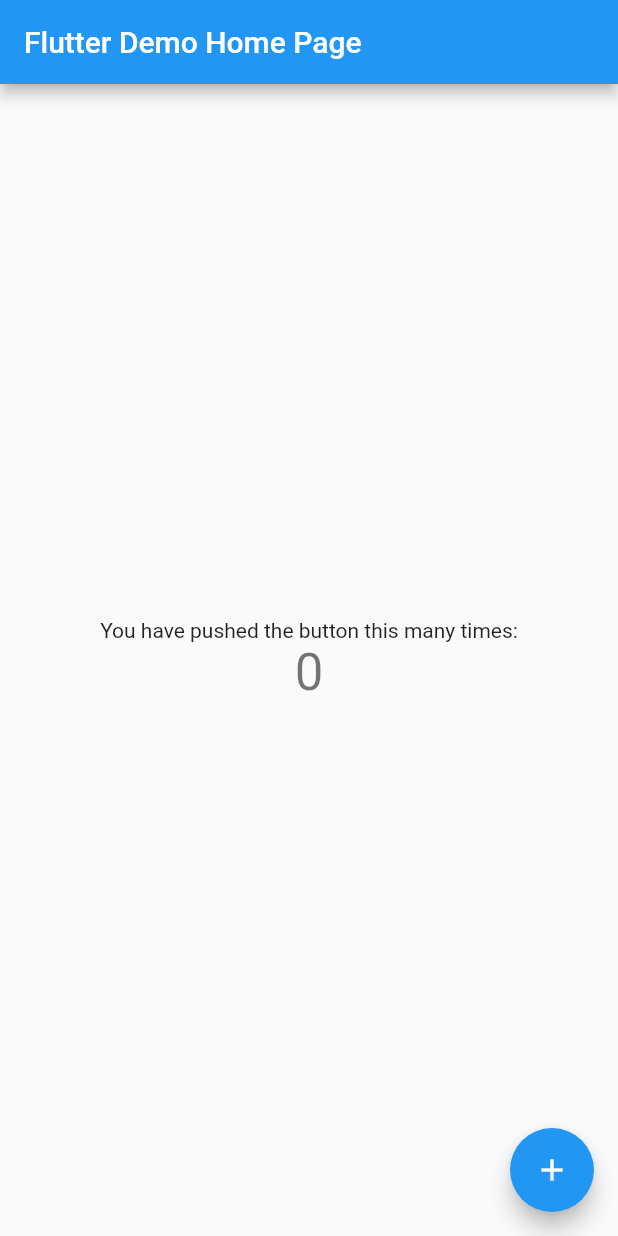
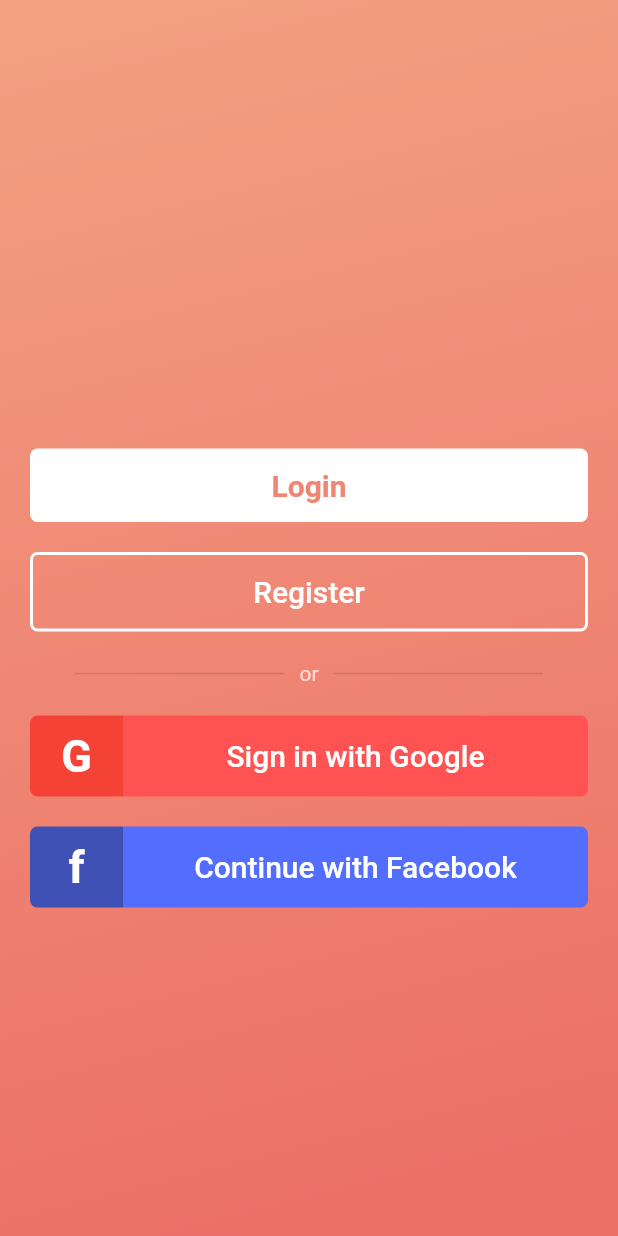
Before and after one commit to In-Touch-Hackathon/In-Touch-App, a Flutter app: the screen it shows after launch, on a phone screen of 412 x 824 dp. Run offline on Flutter 3.47's test engine with Material 2 defaults, Android fonts, the phone set to English and light mode, and no system bars.

Commit message:
Started development on welcome screen.

```diff
--- a/lib/main.dart
+++ b/lib/main.dart
@@ -1,111 +1,22 @@
 import 'package:flutter/material.dart';
+import 'package:intouch/ui/welcome.dart';
 
-void main() => runApp(MyApp());
+void main() => runApp(InTouchApp());
 
-class MyApp extends StatelessWidget {
-  // This widget is the root of your application.
+class InTouchApp extends StatefulWidget {
+  @override
+  InTouchAppState createState() {
+    return new InTouchAppState();
+  }
+}
+
+class InTouchAppState extends State<InTouchApp> {
   @override
   Widget build(BuildContext context) {
     return MaterialApp(
-      title: 'Flutter Demo',
-      theme: ThemeData(
-        // This is the theme of your application.
-        //
-        // Try running your application with "flutter run". You'll see the
-        // application has a blue toolbar. Then, without quitting the app, try
-        // changing the primarySwatch below to Colors.green and then invoke
-        // "hot reload" (press "r" in the console where you ran "flutter run",
-        // or simply save your changes to "hot reload" in a Flutter IDE).
-        // Notice that the counter didn't reset back to zero; the application
-        // is not restarted.
-        primarySwatch: Colors.blue,
-      ),
-      home: MyHomePage(title: 'Flutter Demo Home Page'),
+      title: 'In-Touch',
+      debugShowCheckedModeBanner: false,
+      home: WelcomeScreen(),
     );
   }
 }
-
-class MyHomePage extends StatefulWidget {
-  MyHomePage({Key key, this.title}) : super(key: key);
-
-  // This widget is the home page of your application. It is stateful, meaning
-  // that it has a State object (defined below) that contains fields that affect
-  // how it looks.
-
-  // This class is the configuration for the state. It holds the values (in this
-  // case the title) provided by the parent (in this case the App widget) and
-  // used by the build method of the State. Fields in a Widget subclass are
-  // always marked "final".
-
-  final String title;
-
-  @override
-  _MyHomePageState createState() => _MyHomePageState();
-}
-
-class _MyHomePageState extends State<MyHomePage> {
-  int _counter = 0;
-
-  void _incrementCounter() {
-    setState(() {
-      // This call to setState tells the Flutter framework that something has
-      // changed in this State, which causes it to rerun the build method below
-      // so that the display can reflect the updated values. If we changed
-      // _counter without calling setState(), then the build method would not be
-      // called again, and so nothing would appear to happen.
-      _counter++;
-    });
-  }
-
-  @override
-  Widget build(BuildContext context) {
-    // This method is rerun every time setState is called, for instance as done
-    // by the _incrementCounter method above.
-    //
-    // The Flutter framework has been optimized to make rerunning build methods
-    // fast, so that you can just rebuild anything that needs updating rather
-    // than having to individually change instances of widgets.
-    return Scaffold(
-      appBar: AppBar(
-        // Here we take the value from the MyHomePage object that was created by
-        // the App.build method, and use it to set our appbar title.
-        title: Text(widget.title),
-      ),
-      body: Center(
-        // Center is a layout widget. It takes a single child and positions it
-        // in the middle of the parent.
-        child: Column(
-          // Column is also a layout widget. It takes a list of children and
-          // arranges them vertically. By default, it sizes itself to fit its
-          // children horizontally, and tries to be as tall as its parent.
-          //
-          // Invoke "debug painting" (press "p" in the console, choose the
-          // "Toggle Debug Paint" action from the Flutter Inspector in Android
-          // Studio, or the "Toggle Debug Paint" command in Visual Studio Code)
-          // to see the wireframe for each widget.
-          //
-          // Column has various properties to control how it sizes itself and
-          // how it positions its children. Here we use mainAxisAlignment to
-          // center the children vertically; the main axis here is the vertical
-          // axis because Columns are vertical (the cross axis would be
-          // horizontal).
-          mainAxisAlignment: MainAxisAlignment.center,
-          children: <Widget>[
-            Text(
-              'You have pushed the button this many times:',
-            ),
-            Text(
-              '$_counter',
-              style: Theme.of(context).textTheme.display1,
-            ),
-          ],
-        ),
-      ),
-      floatingActionButton: FloatingActionButton(
-        onPressed: _incrementCounter,
-        tooltip: 'Increment',
-        child: Icon(Icons.add),
-      ), // This trailing comma makes auto-formatting nicer for build methods.
-    );
-  }
-}
--- /dev/null
+++ b/lib/ui/welcome.dart
@@ -0,0 +1,174 @@
+import 'package:flutter/material.dart';
+
+class WelcomeScreen extends StatefulWidget {
+  @override
+  WelcomeScreenState createState() => WelcomeScreenState();
+}
+
+class WelcomeScreenState extends State<WelcomeScreen> {
+  @override
+  Widget build(BuildContext context) {
+    return Scaffold(
+      body: SingleChildScrollView(
+        child: Container(
+          padding: EdgeInsets.symmetric(horizontal: 20),
+          height: MediaQuery.of(context).size.height,
+          decoration: BoxDecoration(
+              gradient: LinearGradient(
+                  begin: Alignment.topLeft,
+                  end: Alignment.bottomCenter,
+                  colors: [
+                    Color(0xfff3a183),
+                    Color(0xffec6f66),
+                  ]
+              )
+          ),
+          child: Column(
+            crossAxisAlignment: CrossAxisAlignment.center,
+            mainAxisAlignment: MainAxisAlignment.center,
+            children: <Widget>[
+              SizedBox(
+                height: 80,
+              ),
+              signInButton(),
+              signUpButton(),
+              divider(),
+              signInWith(Colors.red, Colors.redAccent, "G", "Sign in with Google"),
+              signInWith(Colors.indigo, Colors.indigoAccent, "f", "Continue with Facebook"),
+            ],
+          ),
+        ),
+      ),
+    );
+  }
+
+  Widget signInButton() {
+    return InkWell(
+      child: Container(
+        margin: EdgeInsets.symmetric(vertical: 10),
+        padding: EdgeInsets.symmetric(vertical: 13),
+        alignment: Alignment.center,
+        decoration: BoxDecoration(
+          borderRadius: BorderRadius.all(Radius.circular(5)),
+          color: Colors.white,
+        ),
+        child: Text(
+          'Login',
+          style: TextStyle(
+              fontSize: 20,
+              color: Color(0xffef8573),
+              fontWeight: FontWeight.bold
+          ),
+        ),
+      ),
+    );
+  }
+
+  Widget signUpButton() {
+    return InkWell(
+      child: Container(
+        padding: EdgeInsets.symmetric(vertical: 13),
+        margin: EdgeInsets.symmetric(vertical: 10),
+        alignment: Alignment.center,
+        decoration: BoxDecoration(
+          borderRadius: BorderRadius.all(Radius.circular(5)),
+          border: Border.all(color: Colors.white, width: 2),
+        ),
+        child: Text(
+          'Register',
+          style: TextStyle(
+              fontSize: 20, color: Colors.white,
+              fontWeight: FontWeight.w500
+          ),
+        ),
+      ),
+    );
+  }
+
+  Widget divider() {
+    return Container(
+      margin: EdgeInsets.symmetric(vertical: 10),
+      child: Row(
+        children: <Widget>[
+          SizedBox(
+            width: 20,
+          ),
+          Expanded(
+            child: Padding(
+              padding: EdgeInsets.symmetric(horizontal: 10),
+              child: Divider(
+                thickness: 1,
+              ),
+            ),
+          ),
+          Text('or',
+              style: TextStyle(
+                  color: Colors.white70,
+              )
+          ),
+          Expanded(
+            child: Padding(
+              padding: EdgeInsets.symmetric(horizontal: 10),
+              child: Divider(
+                thickness: 1,
+              ),
+            ),
+          ),
+          SizedBox(
+            width: 20,
+          ),
+        ],
+      ),
+    );
+  }
+
+  Widget signInWith(Color logo, Color accent, String logoChar, String text) {
+    return InkWell(
+      child: Container(
+        height: 54,
+        margin: EdgeInsets.symmetric(vertical: 10),
+        alignment: Alignment.center,
+        child: Row(
+          children: <Widget>[
+            Expanded(
+              flex: 1,
+              child: Container(
+                decoration: BoxDecoration(
+                  color: logo,
+                  borderRadius: BorderRadius.only(
+                      bottomLeft: Radius.circular(5),
+                      topLeft: Radius.circular(5)),
+                ),
+                alignment: Alignment.center,
+                child: Text(logoChar,
+                    style: TextStyle(
+                        color: Colors.white,
+                        fontSize: 30,
+                        fontWeight: FontWeight.w600
+                    )
+                ),
+              ),
+            ),
+            Expanded(
+              flex: 5,
+              child: Container(
+                decoration: BoxDecoration(
+                  color: accent,
+                  borderRadius: BorderRadius.only(
+                      bottomRight: Radius.circular(5),
+                      topRight: Radius.circular(5)),
+                ),
+                alignment: Alignment.center,
+                child: Text(text,
+                    style: TextStyle(
+                        color: Colors.white,
+                        fontSize: 20,
+                        fontWeight: FontWeight.w500)),
+              ),
+            ),
+          ],
+        ),
+      ),
+    );
+  }
+}
```
Also changed, not shown: pubspec.yaml (+0 -7 lines), pubspec.lock (deleted), 3 other files.
